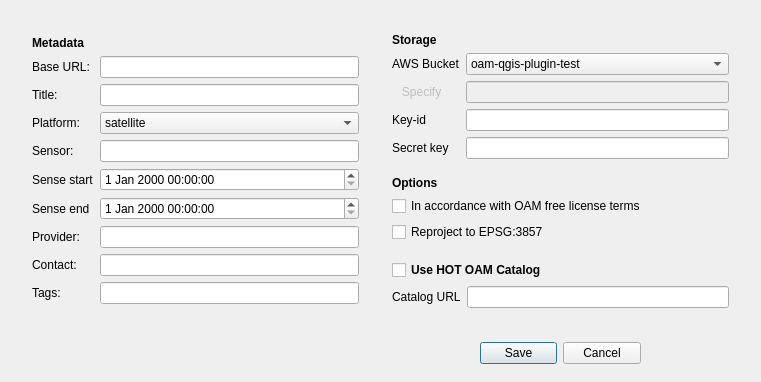
hotosm/oam-qgis-plugin, file OpenAerialMap/gui/ui/setting_dialog.ui: the form before one commit.
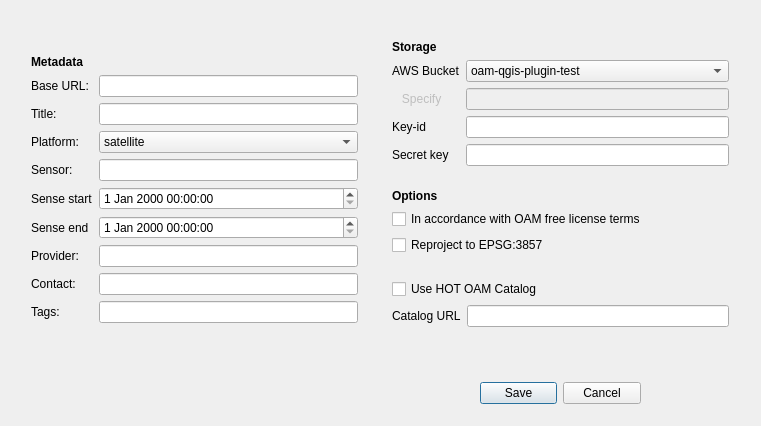
The form after the commit.

Commit message: Removed unnecessary codes, and modified some GUI.

```diff
--- a/OpenAerialMap/gui/ui/setting_dialog.ui
+++ b/OpenAerialMap/gui/ui/setting_dialog.ui
@@ -7,7 +7,7 @@
     <x>0</x>
     <y>0</y>
     <width>761</width>
-    <height>382</height>
+    <height>426</height>
    </rect>
   </property>
   <property name="minimumSize">
@@ -28,7 +28,7 @@
    <property name="geometry">
     <rect>
      <x>480</x>
-     <y>340</y>
+     <y>380</y>
      <width>161</width>
      <height>27</height>
     </rect>
@@ -46,7 +46,7 @@
      <x>390</x>
      <y>20</y>
      <width>341</width>
-     <height>301</height>
+     <height>327</height>
     </rect>
    </property>
    <layout class="QVBoxLayout" name="verticalLayout">
@@ -291,8 +291,8 @@
       <property name="font">
        <font>
         <pointsize>9</pointsize>
-        <weight>75</weight>
-        <bold>true</bold>
+        <weight>50</weight>
+        <bold>false</bold>
        </font>
       </property>
       <property name="text">
@@ -346,10 +346,10 @@
   <widget class="QWidget" name="verticalLayoutWidget">
    <property name="geometry">
     <rect>
-     <x>30</x>
+     <x>29</x>
      <y>20</y>
      <width>331</width>
-     <height>301</height>
+     <height>338</height>
     </rect>
    </property>
    <layout class="QVBoxLayout" name="verticalLayoutMetadata">
@@ -366,7 +366,7 @@
      <number>2</number>
     </property>
     <item>
-     <spacer name="verticalSpacer_2">
+     <spacer name="verticalSpacer">
       <property name="orientation">
        <enum>Qt::Vertical</enum>
       </property>
@@ -394,8 +394,8 @@
     </item>
     <item>
      <layout class="QFormLayout" name="formLayoutMetadata">
-      <property name="verticalSpacing">
-       <number>6</number>
+      <property name="fieldGrowthPolicy">
+       <enum>QFormLayout::AllNonFixedFieldsGrow</enum>
       </property>
       <item row="0" column="0">
        <widget class="QLabel" name="base_uuid_label">
@@ -641,7 +641,7 @@
      </layout>
     </item>
     <item>
-     <spacer name="verticalSpacer">
+     <spacer name="verticalSpacer_2">
       <property name="orientation">
        <enum>Qt::Vertical</enum>
       </property>
```
Left out of the diff: 66 changed lines with no effect on the pictures. The commit also changes 4 other files.
